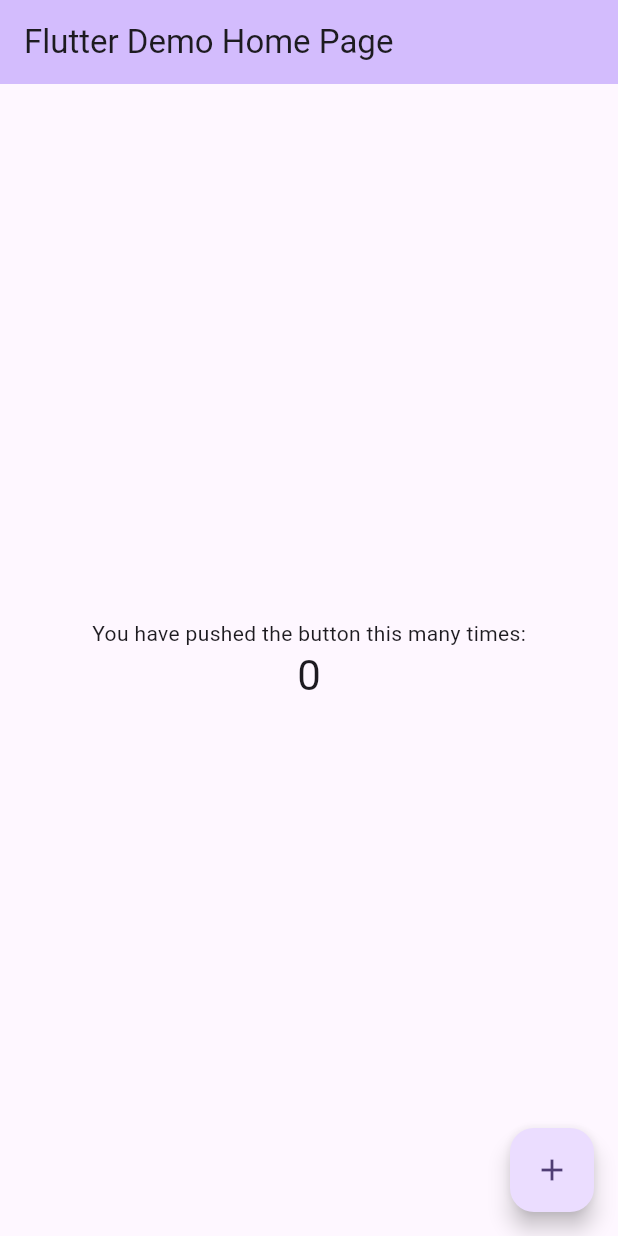
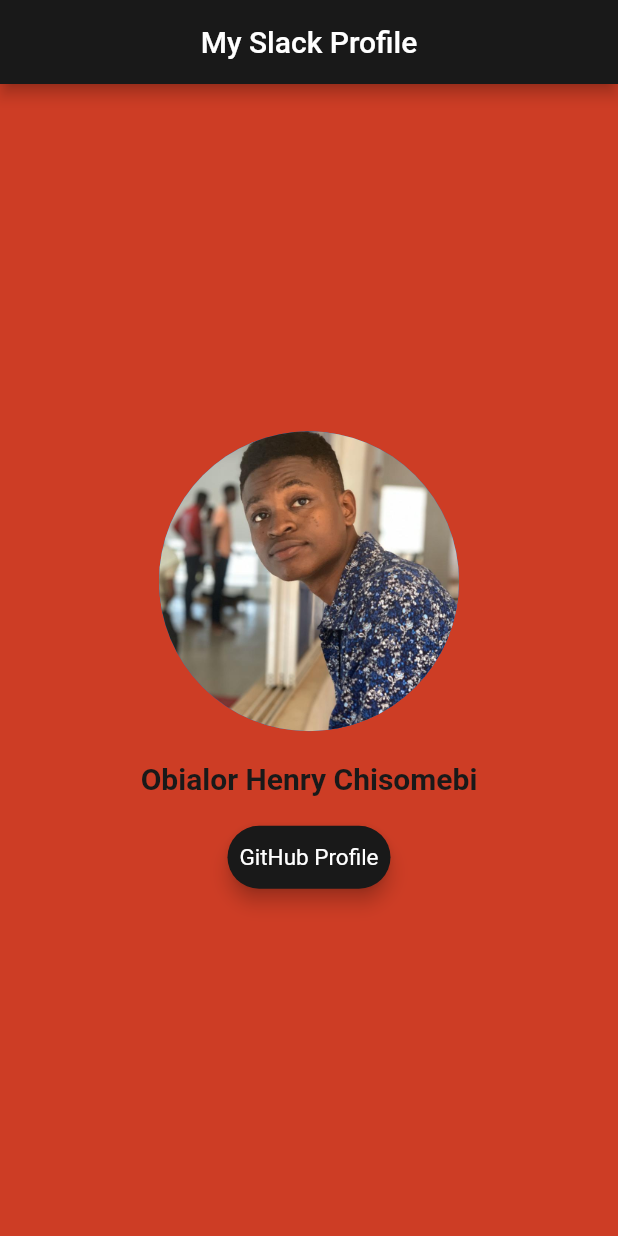
Before and after one commit to obialohenry/HNGx_Stage_1, a Flutter app: the screen it shows after launch, on a phone screen of 412 x 824 dp. Run offline on Flutter 3.47's test engine with Material 2 defaults, Android fonts, the phone set to English and light mode, and no system bars; our stand-ins replace webview_flutter.

Commit message:
Done with the project

```diff
--- a/lib/main.dart
+++ b/lib/main.dart
@@ -1,125 +1,13 @@
 import 'package:flutter/material.dart';
+import 'screens/my_slack_profile.dart';
+
 
 void main() {
-  runApp(const MyApp());
+
+  runApp(
+    MaterialApp(
+      debugShowCheckedModeBanner: false,
+      home: MySlackProfile(),
+    ),
+  );
 }
-
-class MyApp extends StatelessWidget {
-  const MyApp({super.key});
-
-  // This widget is the root of your application.
-  @override
-  Widget build(BuildContext context) {
-    return MaterialApp(
-      title: 'Flutter Demo',
-      theme: ThemeData(
-        // This is the theme of your application.
-        //
-        // TRY THIS: Try running your application with "flutter run". You'll see
-        // the application has a blue toolbar. Then, without quitting the app,
-        // try changing the seedColor in the colorScheme below to Colors.green
-        // and then invoke "hot reload" (save your changes or press the "hot
-        // reload" button in a Flutter-supported IDE, or press "r" if you used
-        // the command line to start the app).
-        //
-        // Notice that the counter didn't reset back to zero; the application
-        // state is not lost during the reload. To reset the state, use hot
-        // restart instead.
-        //
-        // This works for code too, not just values: Most code changes can be
-        // tested with just a hot reload.
-        colorScheme: ColorScheme.fromSeed(seedColor: Colors.deepPurple),
-        useMaterial3: true,
-      ),
-      home: const MyHomePage(title: 'Flutter Demo Home Page'),
-    );
-  }
-}
-
-class MyHomePage extends StatefulWidget {
-  const MyHomePage({super.key, required this.title});
-
-  // This widget is the home page of your application. It is stateful, meaning
-  // that it has a State object (defined below) that contains fields that affect
-  // how it looks.
-
-  // This class is the configuration for the state. It holds the values (in this
-  // case the title) provided by the parent (in this case the App widget) and
-  // used by the build method of the State. Fields in a Widget subclass are
-  // always marked "final".
-
-  final String title;
-
-  @override
-  State<MyHomePage> createState() => _MyHomePageState();
-}
-
-class _MyHomePageState extends State<MyHomePage> {
-  int _counter = 0;
-
-  void _incrementCounter() {
-    setState(() {
-      // This call to setState tells the Flutter framework that something has
-      // changed in this State, which causes it to rerun the build method below
-      // so that the display can reflect the updated values. If we changed
-      // _counter without calling setState(), then the build method would not be
-      // called again, and so nothing would appear to happen.
-      _counter++;
-    });
-  }
-
-  @override
-  Widget build(BuildContext context) {
-    // This method is rerun every time setState is called, for instance as done
-    // by the _incrementCounter method above.
-    //
-    // The Flutter framework has been optimized to make rerunning build methods
-    // fast, so that you can just rebuild anything that needs updating rather
-    // than having to individually change instances of widgets.
-    return Scaffold(
-      appBar: AppBar(
-        // TRY THIS: Try changing the color here to a specific color (to
-        // Colors.amber, perhaps?) and trigger a hot reload to see the AppBar
-        // change color while the other colors stay the same.
-        backgroundColor: Theme.of(context).colorScheme.inversePrimary,
-        // Here we take the value from the MyHomePage object that was created by
-        // the App.build method, and use it to set our appbar title.
-        title: Text(widget.title),
-      ),
-      body: Center(
-        // Center is a layout widget. It takes a single child and positions it
-        // in the middle of the parent.
-        child: Column(
-          // Column is also a layout widget. It takes a list of children and
-          // arranges them vertically. By default, it sizes itself to fit its
-          // children horizontally, and tries to be as tall as its parent.
-          //
-          // Column has various properties to control how it sizes itself and
-          // how it positions its children. Here we use mainAxisAlignment to
-          // center the children vertically; the main axis here is the vertical
-          // axis because Columns are vertical (the cross axis would be
-          // horizontal).
-          //
-          // TRY THIS: Invoke "debug painting" (choose the "Toggle Debug Paint"
-          // action in the IDE, or press "p" in the console), to see the
-          // wireframe for each widget.
-          mainAxisAlignment: MainAxisAlignment.center,
-          children: <Widget>[
-            const Text(
-              'You have pushed the button this many times:',
-            ),
-            Text(
-              '$_counter',
-              style: Theme.of(context).textTheme.headlineMedium,
-            ),
-          ],
-        ),
-      ),
-      floatingActionButton: FloatingActionButton(
-        onPressed: _incrementCounter,
-        tooltip: 'Increment',
-        child: const Icon(Icons.add),
-      ), // This trailing comma makes auto-formatting nicer for build methods.
-    );
-  }
-}
--- /dev/null
+++ b/lib/screens/git_hub_profile.dart
@@ -0,0 +1,23 @@
+import 'package:flutter/material.dart';
+import 'package:hngx_stage_1/utils/colors.dart';
+import 'package:webview_flutter/webview_flutter.dart';
+
+class GitHubProfileView extends StatelessWidget {
+  final String githubProfileUrl;
+
+  final webViewController = WebViewController()
+    ..loadRequest(Uri.parse('https://github.com/obialohenry'));
+
+  GitHubProfileView({required this.githubProfileUrl});
+
+  @override
+  Widget build(BuildContext context) {
+    return Scaffold(
+        backgroundColor: AppColors.KWhite,
+        body: SafeArea(
+          child: WebViewWidget(
+            controller: webViewController,
+          ),
+        ));
+  }
+}
--- /dev/null
+++ b/lib/screens/my_slack_profile.dart
@@ -0,0 +1,86 @@
+import 'package:flutter/material.dart';
+import 'package:hngx_stage_1/utils/colors.dart';
+import 'package:hngx_stage_1/utils/widgets.dart';
+import 'git_hub_profile.dart';
+
+import 'dart:io';
+
+class MySlackProfile extends StatefulWidget {
+  MySlackProfile({Key? key}) : super(key: key);
+
+  @override
+  State<MySlackProfile> createState() => _MySlackProfileState();
+}
+
+class _MySlackProfileState extends State<MySlackProfile> {
+  final String gitHubUrl = ' https://github.com/obialohenry';
+  @override
+  Widget build(BuildContext context) {
+    return Scaffold(
+      backgroundColor: AppColors.KScaffoldBackgroundColor,
+      appBar: AppBar(
+        backgroundColor: AppColors.KAppBarColor,
+        centerTitle: true,
+        title: const Text("My Slack Profile"),
+      ),
+      body: Align(
+        alignment: AlignmentDirectional.center,
+        child: Column(
+          mainAxisAlignment: MainAxisAlignment.center,
+          children: [
+            const CircleAvatar(
+              backgroundImage: AssetImage(
+                "lib/images/IMG-20220626-WA0006.jpg",
+              ),
+              radius: 100.0,
+            ),
+            addVerticalDivider(20.0),
+            const Text(
+              "Obialor Henry Chisomebi",
+              style: TextStyle(
+                fontSize: 20.0,
+                fontWeight: FontWeight.w600,
+                color: AppColors.KAppBarColor,
+              ),
+            ),
+            addVerticalDivider(
+              20.0,
+            ),
+            SizedBox(
+              height: 42.0,
+              child: TextButton(
+                style: TextButton.styleFrom(
+                  backgroundColor: AppColors.KAppBarColor,
+                  elevation: 5.0,
+                  shape: RoundedRectangleBorder(
+                    borderRadius: BorderRadius.circular(
+                      30.0,
+                    ),
+                  ),
+                ),
+                onPressed: () {
+                  Navigator.push(
+                    context,
+                    MaterialPageRoute(
+                      builder: (context) => GitHubProfileView(
+                        githubProfileUrl: gitHubUrl,
+                      ),
+                    ),
+                  );
+                },
+                child: const Text(
+                  "GitHub Profile",
+                  style: TextStyle(
+                    color: AppColors.KWhite,
+                    fontSize: 15.0,
+                    fontWeight: FontWeight.w400,
+                  ),
+                ),
+              ),
+            )
+          ],
+        ),
+      ),
+    );
+  }
+}
--- /dev/null
+++ b/lib/utils/colors.dart
@@ -0,0 +1,7 @@
+import 'package:flutter/material.dart';
+
+class AppColors {
+  static const KScaffoldBackgroundColor = Color(0xffCD3D25);
+  static const KAppBarColor = Color(0xff191919);
+  static const KWhite = Colors.white;
+}
--- /dev/null
+++ b/lib/utils/widgets.dart
@@ -0,0 +1,13 @@
+import 'package:flutter/material.dart';
+
+Widget addVerticalDivider(double height) {
+  return SizedBox(
+    height: height,
+  );
+}
+
+Widget addHorizontalDivider(double width) {
+  return SizedBox(
+    height: width,
+  );
+}
--- a/pubspec.yaml
+++ b/pubspec.yaml
@@ -35,6 +35,7 @@ dependencies:
   # The following adds the Cupertino Icons font to your application.
   # Use with the CupertinoIcons class for iOS style icons.
   cupertino_icons: ^1.0.2
+  webview_flutter: ^4.2.4
 
 dev_dependencies:
   flutter_test:
@@ -59,8 +60,8 @@ flutter:
   uses-material-design: true
 
   # To add assets to your application, add an assets section, like this:
-  # assets:
-  #   - images/a_dot_burr.jpeg
+  assets:
+    - lib/images/
   #   - images/a_dot_ham.jpeg
 
   # An image asset can refer to one or more resolution-specific "variants", see
```
Also changed, not shown: lib/images/IMG-20220626-WA0006.jpg (added), pubspec.lock, 2 other files.
